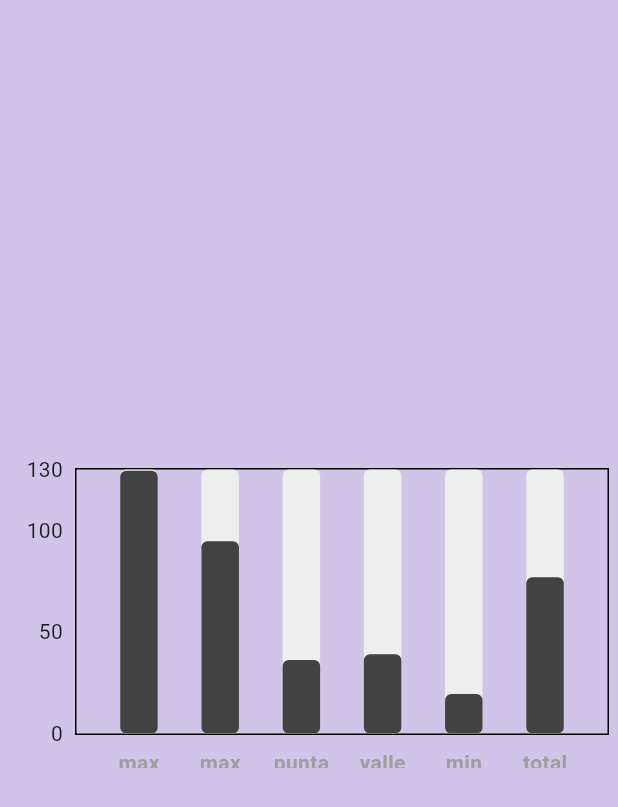
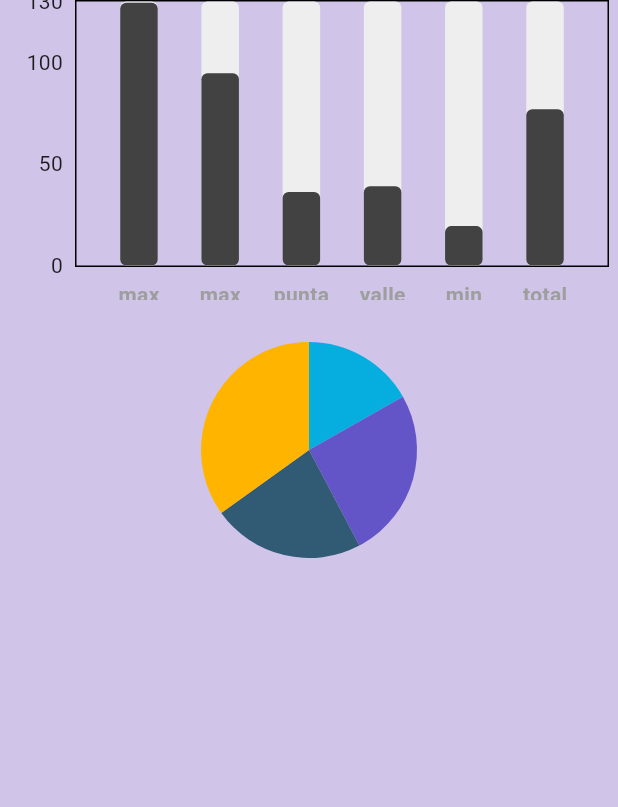
Before and after one commit to hackudc-unplug/Frontend, a Flutter app: the Dashboard screen opened directly, on a phone screen of 412 x 824 dp. Shown: the top 807 px of the screen. Run offline on Flutter 3.47's test engine with Material 3 defaults, Android fonts, the phone set to English and light mode, and no system bars; drawn by our look-alikes of fl_chart; our stand-ins replace fluttertoast, image_picker, syncfusion_flutter_charts.

Commit message:
Feature Pie Chart added

```diff
--- a/lib/Activities/dashboard.dart
+++ b/lib/Activities/dashboard.dart
@@ -3,6 +3,8 @@ import 'package:fl_chart/fl_chart.dart';
 import 'package:flutter/cupertino.dart';
 import 'package:flutter/material.dart';
 import 'package:project_demo/Widgets/BarGraph/bar_graph.dart';
+import 'package:project_demo/Widgets/PieChart/pie_chart_page.dart';
+
 
 class Dashboard extends StatefulWidget {
   const Dashboard({super.key});
@@ -27,14 +29,25 @@ class _DashboardState extends State<Dashboard> {
     return Scaffold(
       backgroundColor: Colors.deepPurple[100],
       body:Center(
-        child: SizedBox(
-            height: 200,//height de la box del graph
-            width: 400,
-            child: MyBarGraph(
-              dailySummary: dailySummary,
-            )),
+        child: Column(
+          children: [
+            SizedBox(
+                height: 200,//height de la box del graph
+                width: 400,
+                child: MyBarGraph(
+                  dailySummary: dailySummary,
+                )),
+            SizedBox(
+              height: 200,
+              width: 400,
+              child: MyPieChart(),
+            )
+          ],
+        ),
       )
 
     );
   }
+
+
 }
--- /dev/null
+++ b/lib/Widgets/PieChart/pie_chart_page.dart
@@ -0,0 +1,47 @@
+import 'package:flutter/material.dart';
+import 'package:syncfusion_flutter_charts/charts.dart';
+
+class MyPieChart extends StatefulWidget {
+  const MyPieChart({super.key});
+
+  @override
+  State<MyPieChart> createState() => _MyPieChartState();
+}
+
+class _MyPieChartState extends State<MyPieChart> {
+  @override
+  Widget build(BuildContext context) {
+    final List<ChartData> chartData = [
+      ChartData('David', 25),
+      ChartData('Steve', 38),
+      ChartData('Jack', 34),
+      ChartData('Others', 52)
+    ];
+    return Scaffold(
+        body: Center(
+            child: Container(
+                child: SfCircularChart(
+                    backgroundColor: Colors.deepPurple[100],
+                    series: <CircularSeries>[
+                      // Render pie chart
+                      PieSeries<ChartData, String>(
+                          dataSource: chartData,
+                          pointColorMapper:(ChartData data,  _) => data.color,
+                          xValueMapper: (ChartData data, _) => data.x,
+                          yValueMapper: (ChartData data, _) => data.y
+
+                      )
+                    ]
+                )
+            )
+        )
+    );
+  }
+
+}
+class ChartData {
+  ChartData(this.x, this.y, [this.color]);
+  final String x;
+  final double y;
+  final Color? color;
+}
--- a/lib/main.dart
+++ b/lib/main.dart
@@ -12,7 +12,7 @@ class MyApp extends StatelessWidget {
   @override
   Widget build(BuildContext context) {
     return MaterialApp(
-
+      debugShowCheckedModeBanner: false,
       home: LoginPageActivity() // no el nom del fitxer si no el nom del activity
     );
   }
--- a/pubspec.yaml
+++ b/pubspec.yaml
@@ -41,6 +41,7 @@ dependencies:
   path: ^1.8.3
   image_picker: ^0.8.6
   fl_chart: ^0.66.2
+  syncfusion_flutter_charts: ^19.1.54
 
 dev_dependencies:
   flutter_test:
```
Also changed, not shown: pubspec.lock.
